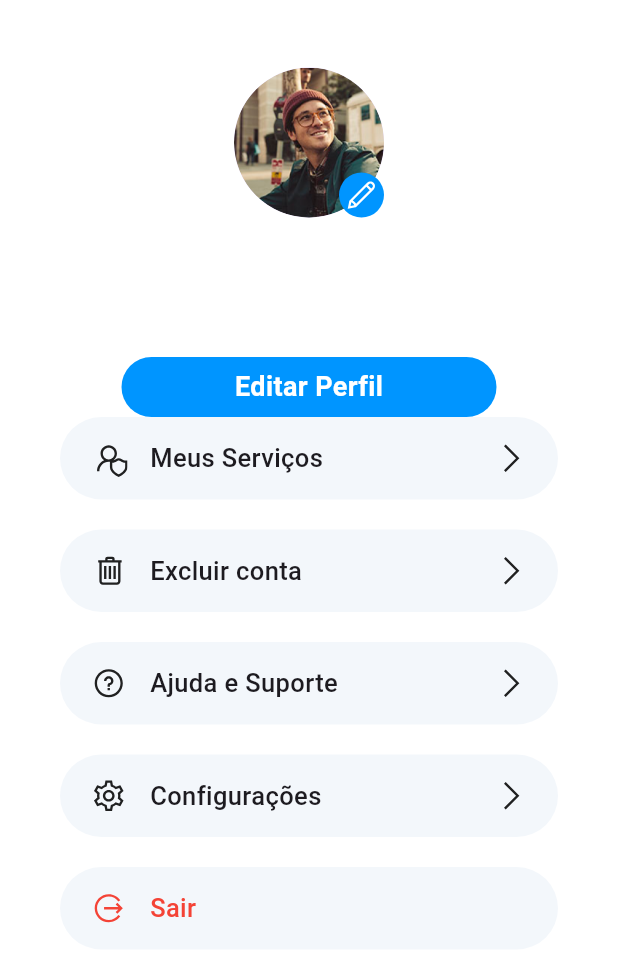
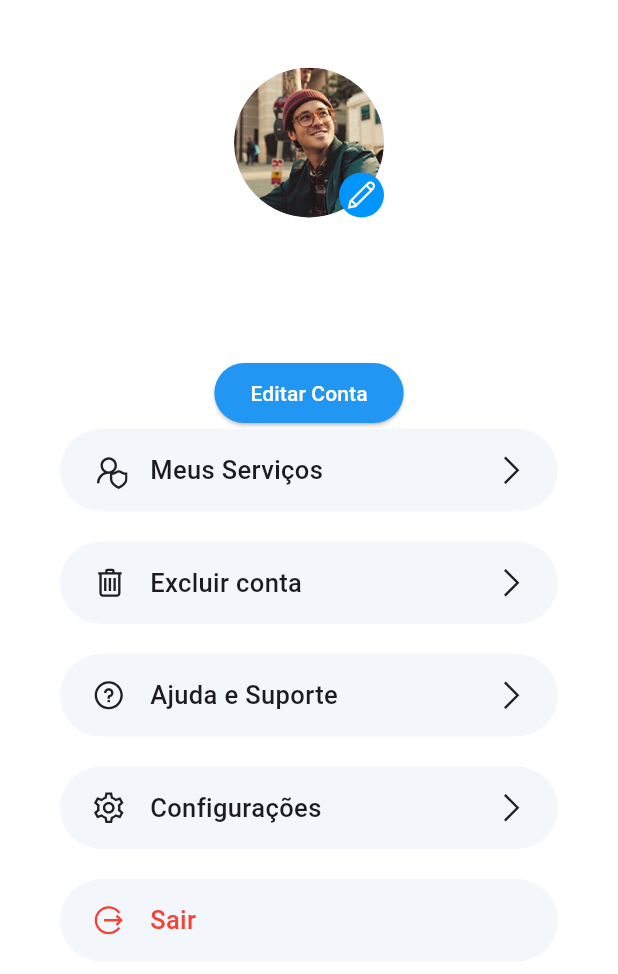
Before and after one commit to ViniciusDevelopment/Projeto_de_sistemas-2024.1, a Flutter app: the ProfilePage screen opened directly with empty values, on a phone screen of 412 x 824 dp. Shown: the top 974 px of the screen. Run offline on Flutter 3.47's test engine with Material 3 defaults, Android fonts, the phone set to English and light mode, and no system bars; our stand-ins replace cloud_firestore, firebase_auth, firebase_core, firebase_storage, get, image_picker and 2 more; accounts and stored records are empty; network calls fail.

Commit message:
Adicionando opção de editar informações do perfil

```diff
--- a/aplicacaoflutter/lib/Pagescliente/EditButton.dart
+++ b/aplicacaoflutter/lib/Pagescliente/EditButton.dart
@@ -2,6 +2,10 @@ import 'package:flutter/material.dart';
 import 'EditPage.dart';
 
 class EditButton extends StatefulWidget {
+  final Map<String, dynamic> userData;
+
+  const EditButton({Key? key, required this.userData}) : super(key: key);
+
   @override
   _EditButtonState createState() => _EditButtonState();
 }
@@ -18,7 +22,9 @@ class _EditButtonState extends State<EditButton> {
       onPressed: () {
         Navigator.push(
           context,
-          MaterialPageRoute(builder: (context) => EditPage()),
+          MaterialPageRoute(
+            builder: (context) => EditPage(userData: widget.userData),
+          ),
         );
       },
       child: const Text('Editar Conta'),
--- a/aplicacaoflutter/lib/Pagesdiarista/ProfilePage.dart
+++ b/aplicacaoflutter/lib/Pagesdiarista/ProfilePage.dart
@@ -9,6 +9,7 @@ import 'package:servicocerto/Pagesdiarista/MeusServicosPage.dart';
 import 'package:servicocerto/Pagesdiarista/profile_list_item.dart';
 import '../main.dart';
 import 'package:cloud_firestore/cloud_firestore.dart';
+import 'package:servicocerto/Pagescliente/EditButton.dart';
 
 final User? user = Authentication().currentUser;
 
@@ -48,9 +49,10 @@ class ProfilePage extends StatelessWidget {
                     GestureDetector(
                       onTap: () {
                         Navigator.push(
-                            context,
-                            MaterialPageRoute(
-                                builder: (context) => AddPhotoPage()));
+                          context,
+                          MaterialPageRoute(
+                              builder: (context) => AddPhotoPage()),
+                        );
                       },
                       child: Align(
                         alignment: Alignment.bottomRight,
@@ -94,33 +96,7 @@ class ProfilePage extends StatelessWidget {
                 ),
               ),
               SizedBox(height: 20),
-              GestureDetector(
-                onTap: () {
-                  Navigator.push(
-                    context,
-                    MaterialPageRoute(builder: (context) => EditPage()),
-                  );
-                },
-                child: Container(
-                  height: 40,
-                  width: 250,
-                  decoration: BoxDecoration(
-                    borderRadius: BorderRadius.circular(30),
-                    color: Color(0xff0095FF),
-                  ),
-                  child: Center(
-                    child: Text(
-                      'Editar Perfil',
-                      style: TextStyle(
-                        fontWeight: FontWeight.w600,
-                        fontSize: 18,
-                        color: Colors.white,
-                        decoration: TextDecoration.none,
-                      ),
-                    ),
-                  ),
-                ),
-              ),
+              EditButton(userData: userData), // Adicione o botão de edição aqui
               Expanded(
                 child: ListView(
                   children: <Widget>[
--- a/aplicacaoflutter/lib/Pagesdiarista/UserInfoDiaristaPage.dart
+++ b/aplicacaoflutter/lib/Pagesdiarista/UserInfoDiaristaPage.dart
@@ -117,7 +117,7 @@ class DiaristaProfilePage extends StatelessWidget {
                 ),
                 Padding(
                   padding: const EdgeInsets.all(40),
-                  child: EditButton(),
+                  // child: EditButton(),
                 ),
                 Padding(
                   padding: const EdgeInsets.all(20),
```
Also changed, not shown: aplicacaoflutter/lib/Pagescliente/EditPage.dart (+94 -7 lines).
